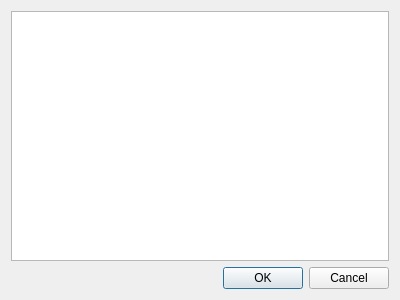
Above: branches/ultimate-repo/dialogs/optionsDialog.ui from qreal/qreal before the change. Below: the same form after it.
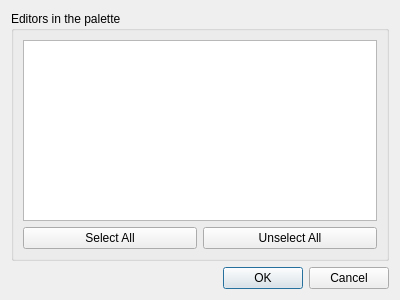
That is the form after the change.

The edit to the form file:
```diff
--- a/branches/ultimate-repo/dialogs/optionsDialog.ui
+++ b/branches/ultimate-repo/dialogs/optionsDialog.ui
@@ -16,12 +16,42 @@
   <property name="modal">
    <bool>true</bool>
   </property>
-  <layout class="QVBoxLayout" name="verticalLayout">
+  <layout class="QVBoxLayout" name="verticalLayout_2">
    <item>
-    <widget class="QListWidget" name="editorsListWidget">
-     <property name="selectionRectVisible">
-      <bool>true</bool>
+    <widget class="QGroupBox" name="groupBox">
+     <property name="whatsThis">
+      <string>in the palette</string>
      </property>
+     <property name="title">
+      <string>Editors in the palette</string>
+     </property>
+     <layout class="QVBoxLayout" name="verticalLayout">
+      <item>
+       <widget class="QListWidget" name="editorsListWidget">
+        <property name="selectionRectVisible">
+         <bool>true</bool>
+        </property>
+       </widget>
+      </item>
+      <item>
+       <layout class="QHBoxLayout" name="horizontalLayout">
+        <item>
+         <widget class="QPushButton" name="selectAllButton">
+          <property name="text">
+           <string>Select All</string>
+          </property>
+         </widget>
+        </item>
+        <item>
+         <widget class="QPushButton" name="unselectAllButton">
+          <property name="text">
+           <string>Unselect All</string>
+          </property>
+         </widget>
+        </item>
+       </layout>
+      </item>
+     </layout>
     </widget>
    </item>
    <item>
```
Left out of the diff: 6 changed lines with no effect on the pictures.
